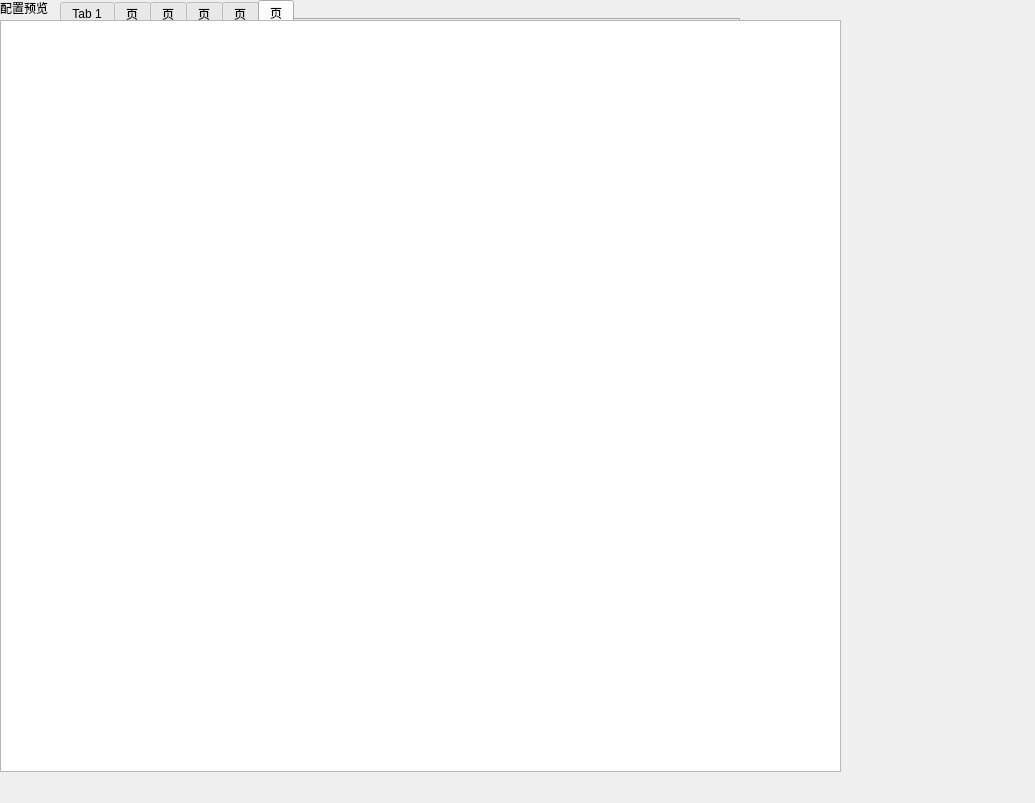
Before: the Qt Designer form QtSkillModelTool/resource/ConfigPreview.ui in Asnooby/CosSkillModelTool, drawn with Qt 5.
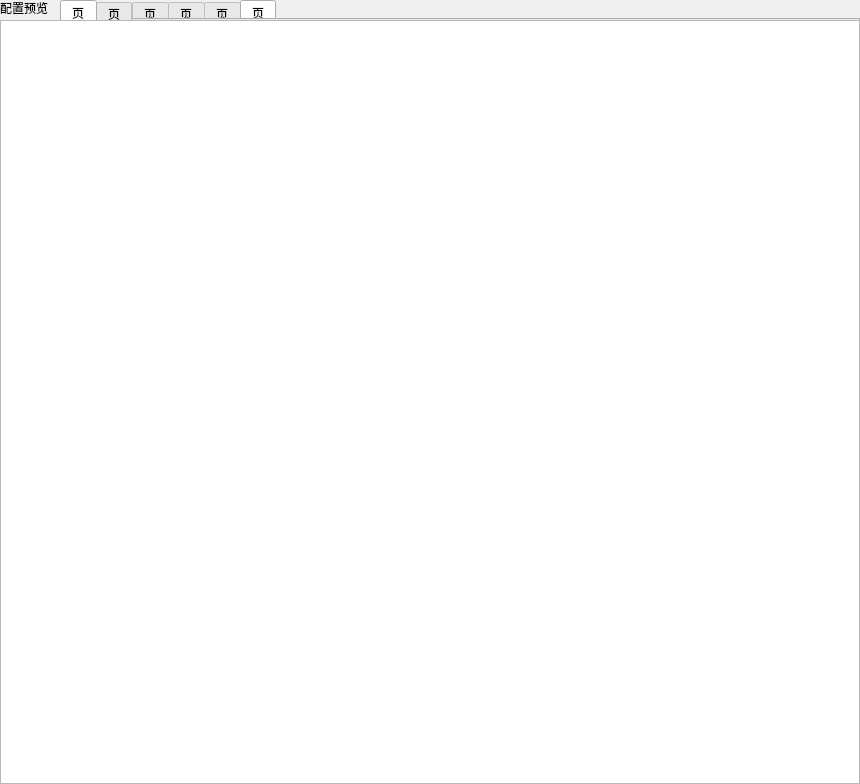
After: the same form once the commit is applied.

```diff
--- a/QtSkillModelTool/resource/ConfigPreview.ui
+++ b/QtSkillModelTool/resource/ConfigPreview.ui
@@ -9,8 +9,8 @@
    <rect>
     <x>0</x>
     <y>0</y>
-    <width>1035</width>
-    <height>803</height>
+    <width>860</width>
+    <height>784</height>
    </rect>
   </property>
   <property name="contextMenuPolicy">
@@ -24,8 +24,8 @@
     <rect>
      <x>0</x>
      <y>20</y>
-     <width>841</width>
-     <height>752</height>
+     <width>860</width>
+     <height>764</height>
     </rect>
    </property>
    <property name="font">
@@ -46,7 +46,7 @@
     <rect>
      <x>60</x>
      <y>0</y>
-     <width>680</width>
+     <width>800</width>
      <height>20</height>
     </rect>
    </property>
@@ -62,12 +62,15 @@
    <property name="elideMode">
     <enum>Qt::ElideLeft</enum>
    </property>
+   <property name="usesScrollButtons">
+    <bool>true</bool>
+   </property>
    <widget class="QWidget" name="tabSkillDataLua">
     <property name="contextMenuPolicy">
      <enum>Qt::NoContextMenu</enum>
     </property>
     <attribute name="title">
-     <string>Tab 1</string>
+     <string>页</string>
     </attribute>
    </widget>
    <widget class="QWidget" name="tabSkillIni">
@@ -109,6 +112,44 @@
     <string>配置预览</string>
    </property>
   </widget>
+  <widget class="QTabWidget" name="tab_view_skin">
+   <property name="geometry">
+    <rect>
+     <x>60</x>
+     <y>0</y>
+     <width>800</width>
+     <height>20</height>
+    </rect>
+   </property>
+   <property name="layoutDirection">
+    <enum>Qt::LeftToRight</enum>
+   </property>
+   <property name="tabShape">
+    <enum>QTabWidget::Rounded</enum>
+   </property>
+   <property name="currentIndex">
+    <number>0</number>
+   </property>
+   <property name="elideMode">
+    <enum>Qt::ElideLeft</enum>
+   </property>
+   <property name="usesScrollButtons">
+    <bool>true</bool>
+   </property>
+   <widget class="QWidget" name="tabUnitsXml">
+    <property name="contextMenuPolicy">
+     <enum>Qt::NoContextMenu</enum>
+    </property>
+    <attribute name="title">
+     <string>页</string>
+    </attribute>
+   </widget>
+   <widget class="QWidget" name="tabRolesXml">
+    <attribute name="title">
+     <string>页</string>
+    </attribute>
+   </widget>
+  </widget>
  </widget>
  <resources/>
  <connections/>
```
Left out of the diff: 2 changed lines with no effect on the pictures.
